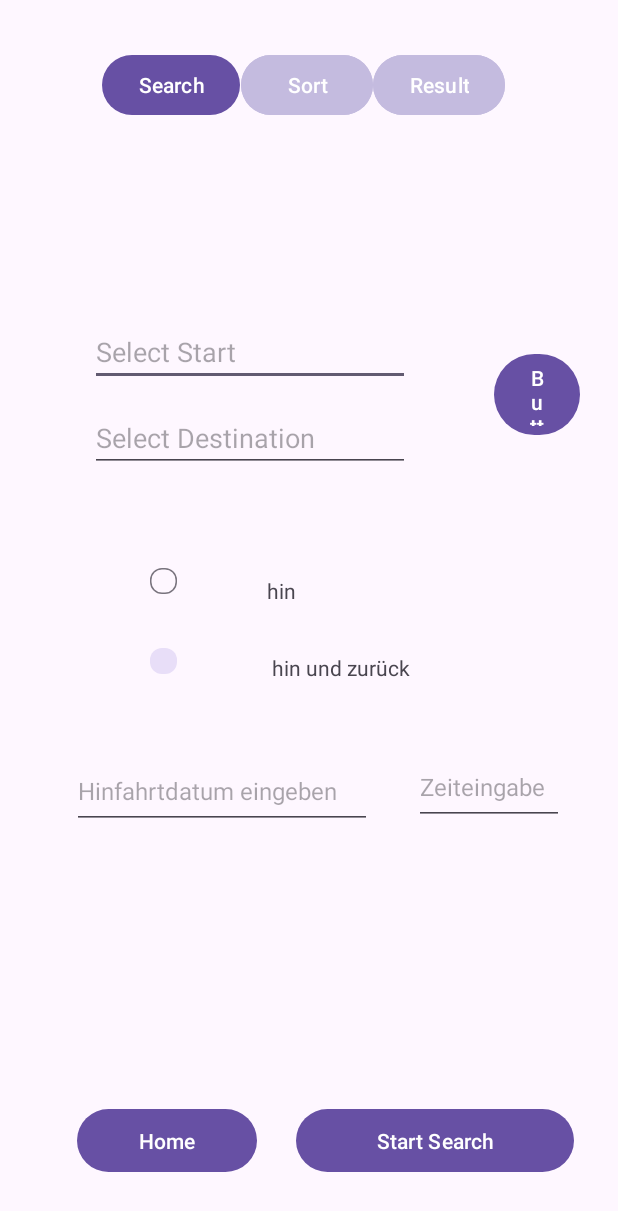
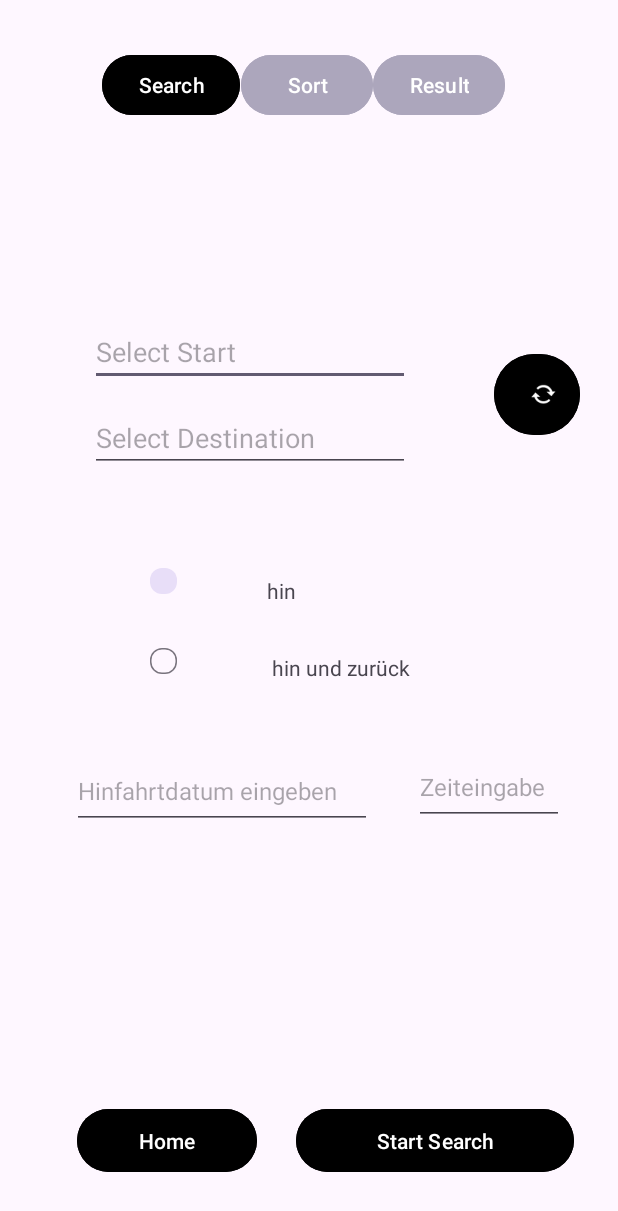
Before and after one commit to malteklaes/M3_TripPlannerApp_highFidelityPrototyp, an Android app: the mainScreen2 screen opened directly, with no data from a screen before it, after a tap on an icon or button, on a phone screen of 412 x 824 dp. Shown: the top 1211 px of the screen. Run offline under Robolectric (Android 15) with nearby library versions, the light colour scheme and no system bars.

```diff
--- a/app/src/main/java/com/example/m3_tripplannerapp_highfidelityprototyp/mainScreen2.java
+++ b/app/src/main/java/com/example/m3_tripplannerapp_highfidelityprototyp/mainScreen2.java
@@ -267,7 +267,7 @@ public class mainScreen2 extends AppCompatActivity {
         int savedReturnMinute = sharedPreferences.getInt("returnMinute", -1);
         int savedReturnHour = sharedPreferences.getInt("returnHour", -1);
 
-        boolean isOneWayChecked = sharedPreferences.getBoolean("isOneWayChecked", false);
+        boolean isOneWayChecked = sharedPreferences.getBoolean("isOneWayChecked", true);
 
         editStart.setText(savedStart);
         editDestination.setText(savedDest);
@@ -278,6 +278,8 @@ public class mainScreen2 extends AppCompatActivity {
         } else {
             oneWay.setChecked(false);
             bothWay.setChecked(true);
+            date2.setVisibility(View.VISIBLE);
+            time2.setVisibility(View.VISIBLE);
         }
 
 
@@ -308,6 +310,12 @@ public class mainScreen2 extends AppCompatActivity {
         destinationCity = startText;
         editStart.setText(destinationText);
         editDestination.setText(startText);
+
+        //saving user input
+        SharedPreferences.Editor editor = sharedPreferences.edit();
+        editor.putString("startCity", startCity);
+        editor.putString("destinationCity", destinationCity);
+        editor.apply();
 
     }
 
--- a/app/src/main/res/layout/activity_main_screen2.xml
+++ b/app/src/main/res/layout/activity_main_screen2.xml
@@ -40,8 +40,11 @@
         android:layout_height="62dp"
         android:layout_marginStart="56dp"
         android:layout_marginTop="232dp"
+        android:backgroundTint="#000000"
         android:onClick="switch_CityInputs"
         android:text="Button"
+        app:icon="@android:drawable/stat_notify_sync_noanim"
+        app:iconPadding="100dp"
         app:layout_constraintStart_toEndOf="@+id/startCity_input"
         app:layout_constraintTop_toTopOf="parent" />
 
@@ -157,6 +160,7 @@
         android:id="@+id/button_home"
         android:layout_width="120dp"
         android:layout_height="50dp"
+        android:backgroundTint="#000000"
         android:text="Home"
         app:layout_constraintBottom_toBottomOf="parent"
         app:layout_constraintEnd_toEndOf="parent"
@@ -169,6 +173,7 @@
         android:id="@+id/button_search"
         android:layout_width="185dp"
         android:layout_height="50dp"
+        android:backgroundTint="#000000"
         android:text="Start Search"
         app:layout_constraintBottom_toBottomOf="parent"
         app:layout_constraintEnd_toEndOf="parent"
@@ -181,7 +186,7 @@
         android:id="@+id/sort_badge"
         android:layout_width="wrap_content"
         android:layout_height="wrap_content"
-        android:backgroundTint="#C4BBDF"
+        android:backgroundTint="#ACA6BC"
         android:text="Sort"
         app:layout_constraintBottom_toBottomOf="parent"
         app:layout_constraintEnd_toEndOf="parent"
@@ -194,6 +199,7 @@
         android:id="@+id/search_badge"
         android:layout_width="wrap_content"
         android:layout_height="wrap_content"
+        android:backgroundTint="#000000"
         android:text="Search"
         app:layout_constraintBottom_toBottomOf="parent"
         app:layout_constraintEnd_toEndOf="parent"
@@ -206,7 +212,7 @@
         android:id="@+id/result_badge"
         android:layout_width="wrap_content"
         android:layout_height="wrap_content"
-        android:backgroundTint="#C4BBDF"
+        android:backgroundTint="#ACA6BC"
         android:text="Result"
         app:layout_constraintBottom_toBottomOf="parent"
         app:layout_constraintEnd_toEndOf="parent"
--- a/app/src/main/res/layout/activity_result_screen4.xml
+++ b/app/src/main/res/layout/activity_result_screen4.xml
@@ -19,6 +19,7 @@
         android:id="@+id/button_home"
         android:layout_width="120dp"
         android:layout_height="50dp"
+        android:backgroundTint="#000000"
         android:text="Home"
         app:layout_constraintBottom_toBottomOf="parent"
         app:layout_constraintEnd_toEndOf="parent"
@@ -31,7 +32,7 @@
         android:id="@+id/search_badge"
         android:layout_width="wrap_content"
         android:layout_height="wrap_content"
-        android:backgroundTint="#C4BBDF"
+        android:backgroundTint="#ACA6BC"
         android:text="Search"
         app:layout_constraintBottom_toBottomOf="parent"
         app:layout_constraintEnd_toEndOf="parent"
@@ -44,7 +45,7 @@
         android:id="@+id/sort_badge"
         android:layout_width="wrap_content"
         android:layout_height="wrap_content"
-        android:backgroundTint="#C4BBDF"
+        android:backgroundTint="#ACA6BC"
         android:text="Sort"
         app:layout_constraintBottom_toBottomOf="parent"
         app:layout_constraintEnd_toEndOf="parent"
@@ -57,6 +58,7 @@
         android:id="@+id/result_badge"
         android:layout_width="wrap_content"
         android:layout_height="wrap_content"
+        android:backgroundTint="#000000"
         android:text="Result"
         app:layout_constraintBottom_toBottomOf="parent"
         app:layout_constraintEnd_toEndOf="parent"
--- a/app/src/main/res/layout/result_element.xml
+++ b/app/src/main/res/layout/result_element.xml
@@ -104,6 +104,7 @@
         android:layout_width="344dp"
         android:layout_height="44dp"
         android:layout_marginTop="20dp"
+        android:backgroundTint="#000000"
         android:text="Purchase"
         app:layout_constraintEnd_toEndOf="parent"
         app:layout_constraintStart_toStartOf="parent"
```
Also changed, not shown: app/src/main/res/layout/activity_main.xml (+16 -10 lines), app/src/main/res/layout/activity_sort_screen3.xml (+9 -6 lines), app/src/main/res/drawable/logo.png (added).
